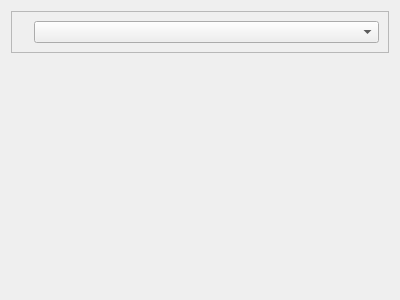
Old version of the form ground/gcs/src/plugins/config/defaulthwsettings.ui in the repository TauLabs/TauLabs.
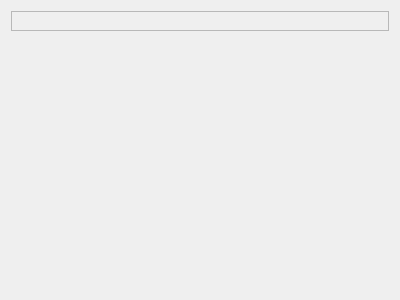
New version of the form.

Diff of the .ui file:
```diff
--- a/ground/gcs/src/plugins/config/defaulthwsettings.ui
+++ b/ground/gcs/src/plugins/config/defaulthwsettings.ui
@@ -22,18 +22,7 @@
      <property name="frameShadow">
       <enum>QFrame::Raised</enum>
      </property>
-     <layout class="QFormLayout" name="formLayout">
-      <item row="0" column="0">
-       <widget class="QLabel" name="portName">
-        <property name="text">
-         <string/>
-        </property>
-       </widget>
-      </item>
-      <item row="0" column="1">
-       <widget class="QComboBox" name="portSelector"/>
-      </item>
-     </layout>
+     <layout class="QVBoxLayout" name="verticalLayout_2"/>
     </widget>
    </item>
    <item>
```
